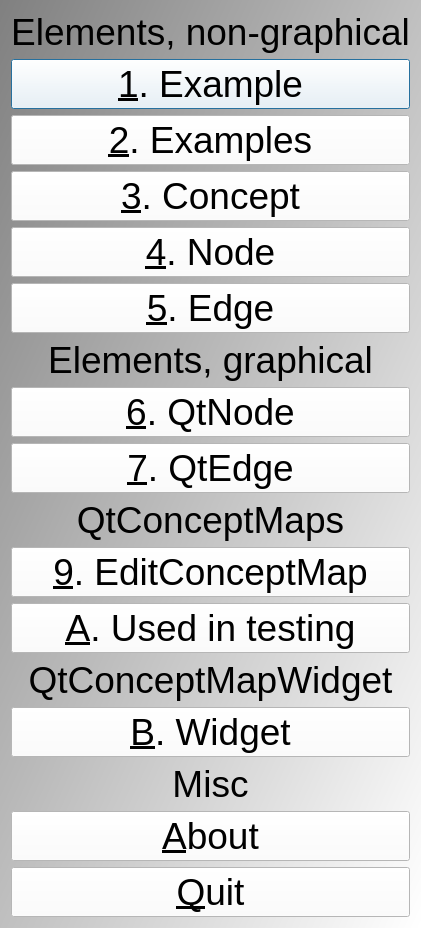
Qt form Tools/ToolTestConceptMap/qttestconceptmapmenudialog.ui (richelbilderbeek/ProjectRichelBilderbeek) before a commit.
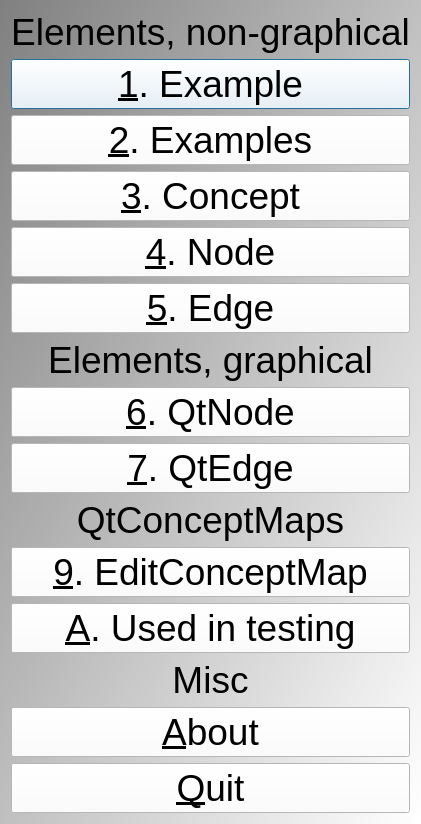
The same form after that commit.

```diff
--- a/Tools/ToolTestConceptMap/qttestconceptmapmenudialog.ui
+++ b/Tools/ToolTestConceptMap/qttestconceptmapmenudialog.ui
@@ -123,23 +123,6 @@
      </property>
     </widget>
    </item>
-   <item>
-    <widget class="QLabel" name="label_4">
-     <property name="text">
-      <string>QtConceptMapWidget</string>
-     </property>
-     <property name="alignment">
-      <set>Qt::AlignCenter</set>
-     </property>
-    </widget>
-   </item>
-   <item>
-    <widget class="QPushButton" name="button_conceptmapwidget">
-     <property name="text">
-      <string>&amp;B. Widget</string>
-     </property>
-    </widget>
-   </item>
    <item>
     <widget class="QLabel" name="label_5">
      <property name="text">
```
Left out of the diff: 1 changed line with no effect on the pictures.
